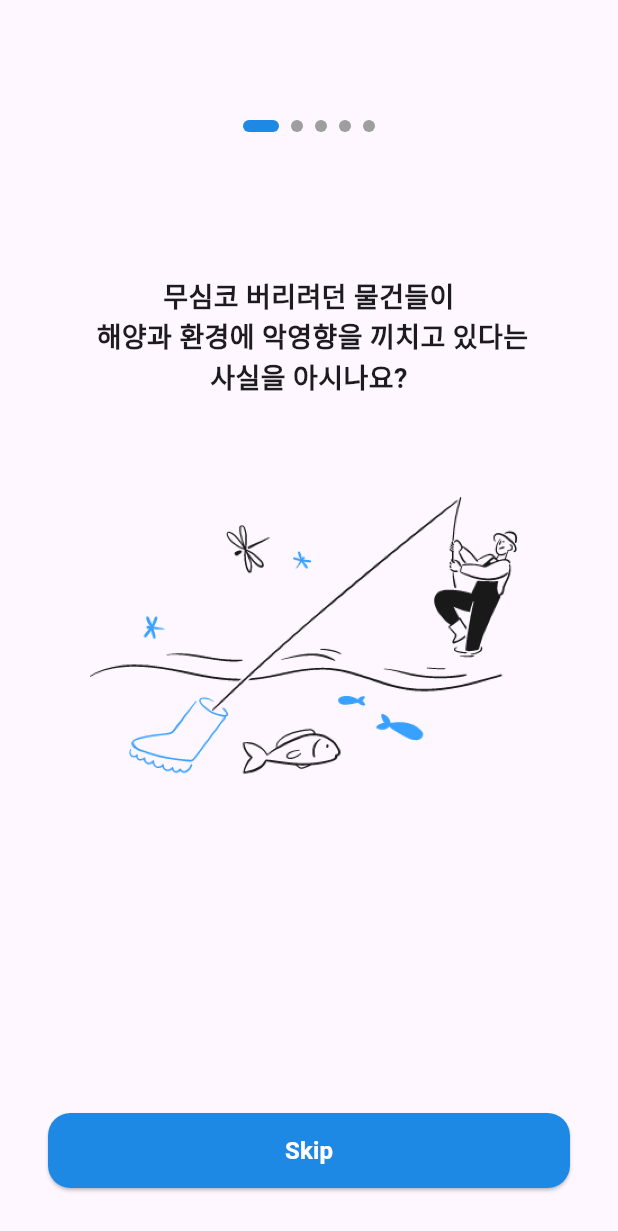
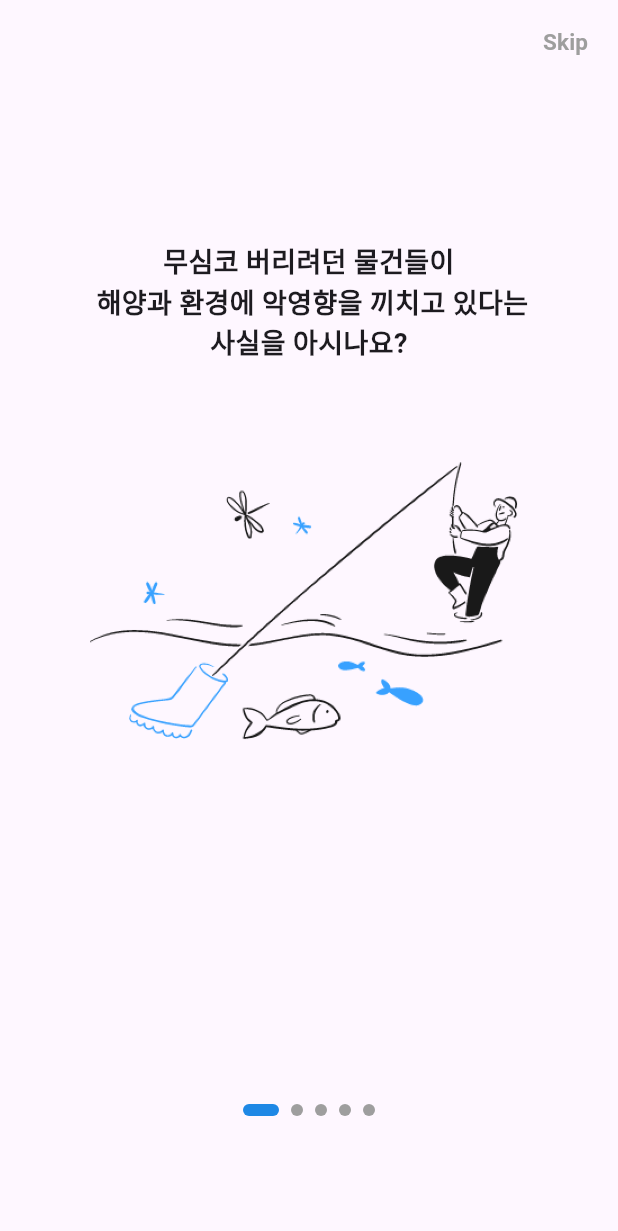
Before and after one commit to gdsc-ssu/anbd-app, a Flutter app: the screen it shows after launch, on a phone screen of 412 x 824 dp. Shown: the top 1231 px of the screen. Run offline on Flutter 3.47's test engine with Material 3 defaults, Android fonts, the phone set to English and light mode, and no system bars; drawn by our look-alikes of smooth_page_indicator; our stand-ins replace flutter_svg, shared_preferences.

Commit message:
[feat] onboarding 디자인 수정

```diff
--- a/lib/screens/onboarding/onboarding_screen.dart
+++ b/lib/screens/onboarding/onboarding_screen.dart
@@ -11,10 +11,9 @@ class OnboardingScreen extends StatelessWidget {
   Widget build(BuildContext context) {
     final viewModel = context.watch<OnboardingViewModel>();
     return Scaffold(
+      appBar: OnboardingAppBar(onSkip: () => viewModel.completeOnboarding(context)),
       body: Column(
         children: [
-          const SizedBox(height: 60),
-          _buildPageIndicator(viewModel),
           Expanded(
             child: PageView.builder(
               controller: viewModel.pageController,
@@ -26,7 +25,8 @@ class OnboardingScreen extends StatelessWidget {
               },
             ),
           ),
-          _buildBottomNavigation(viewModel, context),
+          _buildPageIndicator(viewModel),
+          const SizedBox(height: 60),
         ],
       ),
     );
@@ -64,29 +64,46 @@ class OnboardingScreen extends StatelessWidget {
           ),
           const SizedBox(height: 8),
           Image.asset(
-              item.image,
-              height: index == 0 || index == 3 ? 300 : 250,
+            item.image,
+            height: index == 0 || index == 3 ? 300 : 250,
           ),
           const SizedBox(height: 60),
         ],
       ),
     );
   }
+}
 
-  Widget _buildBottomNavigation(OnboardingViewModel viewModel, BuildContext context) {
-    return Padding(
-      padding: const EdgeInsets.all(32.0),
-      child: ElevatedButton(
-        onPressed: () => viewModel.completeOnboarding(context),
-        style: ElevatedButton.styleFrom(
-          backgroundColor: const Color(0xFF1E88E5),
-          minimumSize: const Size(double.infinity, 50),
-          shape: RoundedRectangleBorder(
-            borderRadius: BorderRadius.circular(15),
+/// ✅ AppBar를 별도 위젯으로 분리
+class OnboardingAppBar extends StatelessWidget implements PreferredSizeWidget {
+  final VoidCallback onSkip;
+
+  const OnboardingAppBar({super.key, required this.onSkip});
+
+  @override
+  Widget build(BuildContext context) {
+    return AppBar(
+      backgroundColor: Colors.transparent,
+      elevation: 0,
+      actions: [
+        Padding(
+          padding: const EdgeInsets.only(right: 3.0),
+          child: TextButton(
+            onPressed: onSkip,
+            child: const Text(
+              "Skip",
+              style: TextStyle(
+                fontSize: 15,
+                color: Colors.grey,
+                fontWeight: FontWeight.bold,
+              ),
+            ),
           ),
         ),
-        child: const Text("Skip", style: TextStyle(fontSize: 16, color: Colors.white, fontWeight: FontWeight.bold)),
-      ),
+      ],
     );
   }
+
+  @override
+  Size get preferredSize => const Size.fromHeight(kToolbarHeight);
 }
```
